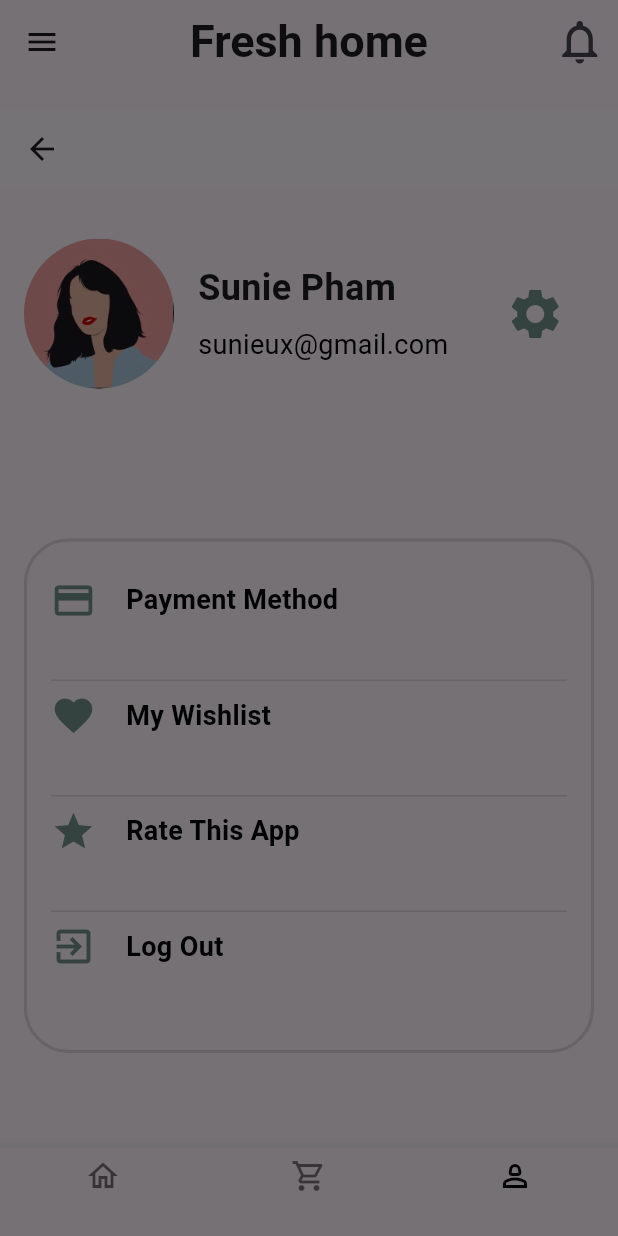
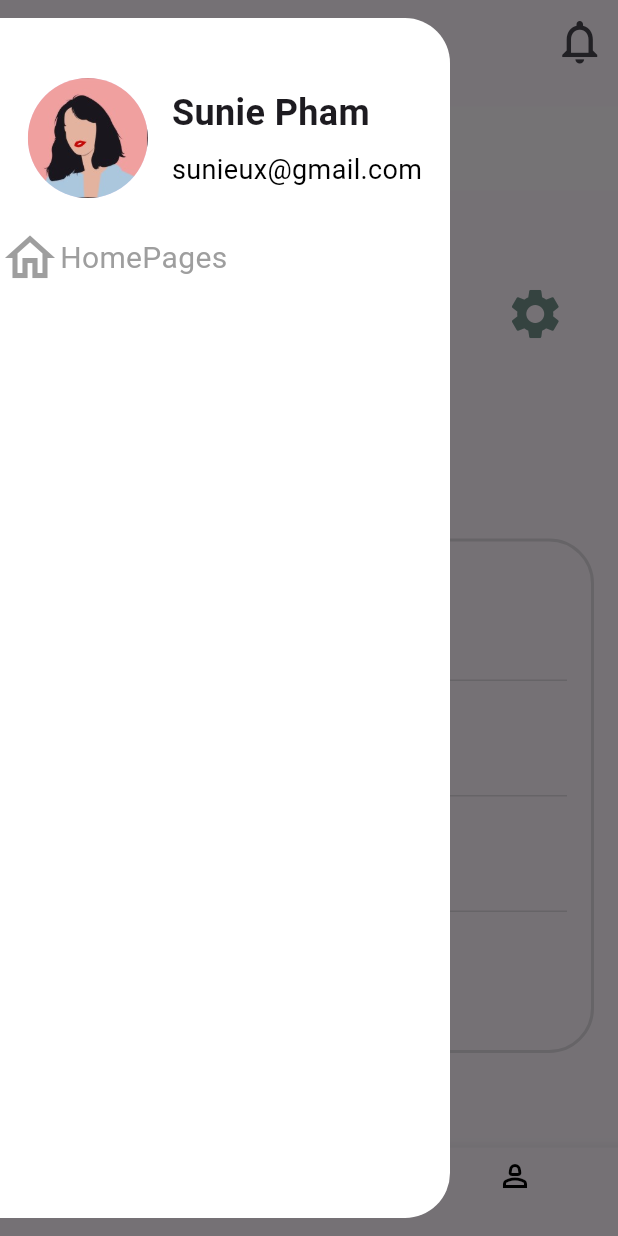
Before and after one commit to ahmadkarazou/app-ec, a Flutter app: the Home screen opened directly, item 3 of the bottom bar chosen, with the side drawer open, on a phone screen of 412 x 824 dp. Run offline on Flutter 3.47's test engine with Material 3 defaults, Android fonts, the light colour scheme and no system bars.

Commit message:
edite project

```diff
--- a/lib/UI/home.dart
+++ b/lib/UI/home.dart
@@ -2,6 +2,7 @@ import 'package:flutter/material.dart';
 import 'package:untitled4/UI/Profile.dart';
 import 'package:untitled4/UI/search_screen.dart';
 
+import '../modal/drawer_app.dart';
 import 'Profile.dart';
 
 class Home extends StatefulWidget {
@@ -23,11 +24,11 @@ class _HomeState extends State<Home> {
 
   Widget build(BuildContext context) {
     return Scaffold(
-      drawer: Column(),
+      drawer: DrawerApp(),
       appBar: AppBar(
         centerTitle: true,
         title: Text(
-          'Fresh home',
+          (selectedindex==0)? 'Fresh home':(selectedindex==1)?'Carte':'Profile',
           style: TextStyle(
             fontSize: 30,
             fontWeight: FontWeight.bold,
--- /dev/null
+++ b/lib/modal/drawer_app.dart
@@ -0,0 +1,62 @@
+import 'package:flutter/material.dart';
+
+class DrawerApp extends StatelessWidget {
+  const DrawerApp({super.key});
+
+  @override
+  Widget build(BuildContext context) {
+    return Container(
+      width: 300,
+      height: 800,
+      decoration: BoxDecoration(
+          color: Colors.white,
+          borderRadius: BorderRadius.only(
+              topRight: Radius.circular(30), bottomRight: Radius.circular(30))),
+      child: Column(children: [
+        SizedBox(height: 40),
+        Row(
+          mainAxisAlignment: MainAxisAlignment.center,
+          children: [
+            const CircleAvatar(
+              radius: 40.0,
+              backgroundImage: AssetImage(
+                  'assets/images/06361988-ab1d-48cb-bdc0-8fb7b6b25a04.jpg'),
+            ),
+            const SizedBox(width: 16.0),
+            Column(
+              crossAxisAlignment: CrossAxisAlignment.start,
+              children: const [
+                Text(
+                  'Sunie Pham',
+                  style: TextStyle(
+                    fontSize: 24.0,
+                    fontWeight: FontWeight.bold,
+                  ),
+                ),
+                SizedBox(height: 8.0),
+                Text(
+                  'sunieux@gmail.com',
+                  style: TextStyle(
+                    fontSize: 18.0,
+                    color: Colors.black,
+                  ),
+                ),
+              ],
+            ),
+          ],
+        ),
+        SizedBox(height: 20),
+        Row(
+          children: [
+            Icon(
+              Icons.home_outlined,
+              size: 40,
+              color: Colors.grey,
+            ),
+            Text('HomePages',style: TextStyle(color: Colors.grey,fontSize: 20) ,)
+          ],
+        )
+      ]),
+    );
+  }
+}
```
